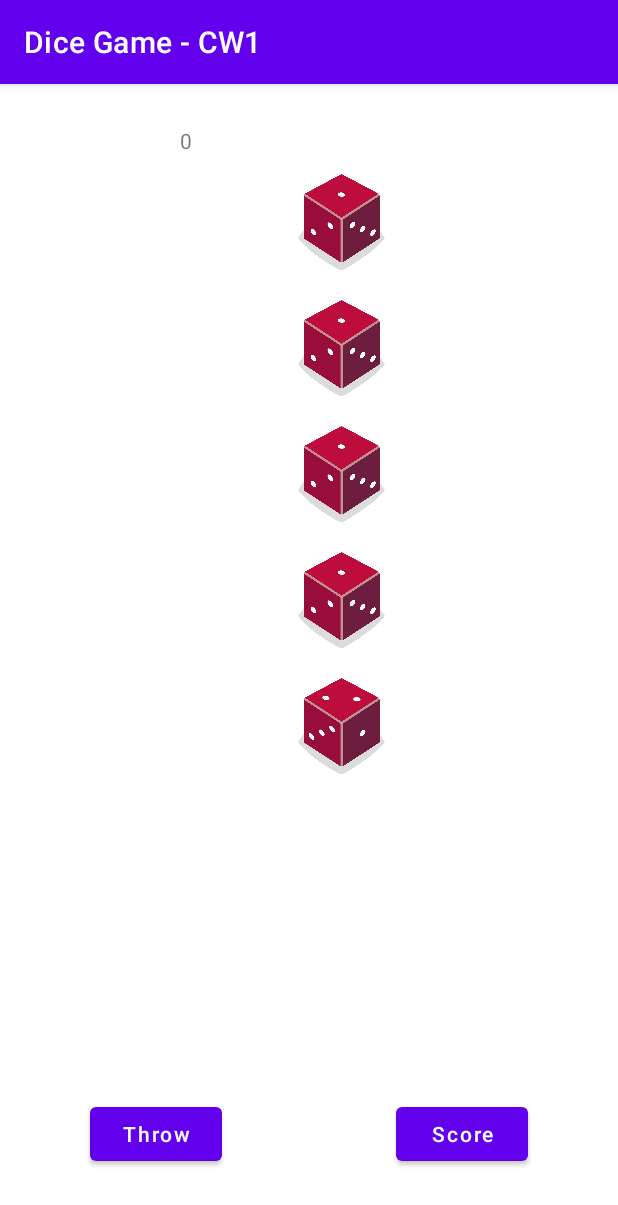
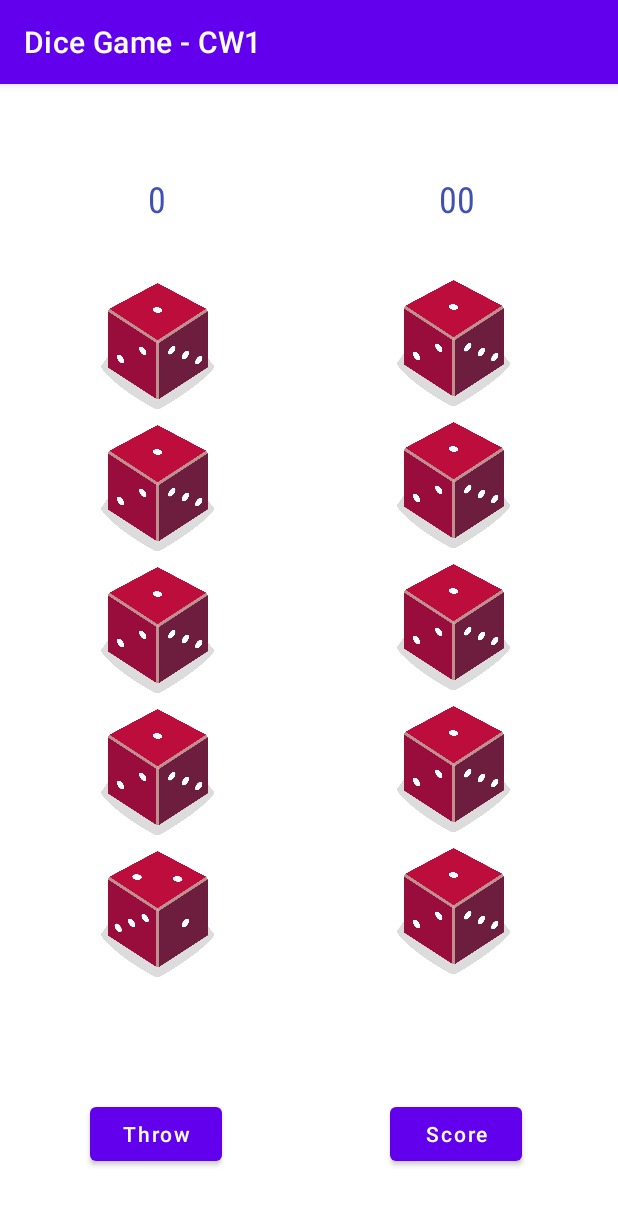
Before and after one commit to Thushara-Piyasekara/LuckyDice, an Android app: the GameScreen screen opened directly, with no data from a screen before it, after a tap on "Throw", on a phone screen of 412 x 824 dp. Shown: the top 1205 px of the screen. Run offline under Robolectric (Android 15) with nearby library versions, the phone set to English and light mode, and no system bars; 1 other tap on this screen came first.

Commit message:
Made the HumanPlayer.kt and added all the methods. Planing to add a Player.kt

```diff
--- a/app/build.gradle
+++ b/app/build.gradle
@@ -38,7 +38,7 @@ dependencies {
     implementation 'androidx.appcompat:appcompat:1.6.1'
     implementation 'com.google.android.material:material:1.8.0'
     implementation 'androidx.constraintlayout:constraintlayout:2.1.4'
-    implementation 'androidx.core:core-ktx:+'
+    implementation 'androidx.core:core-ktx:1.9.0'
     testImplementation 'junit:junit:4.13.2'
     androidTestImplementation 'androidx.test.ext:junit:1.1.5'
     androidTestImplementation 'androidx.test.espresso:espresso-core:3.5.1'
--- a/app/src/main/java/com/example/dicegame_cw1/Dice.kt
+++ b/app/src/main/java/com/example/dicegame_cw1/Dice.kt
@@ -1,14 +1,21 @@
 package com.example.dicegame_cw1
 
 import android.graphics.Color
+import android.os.Handler
+import android.os.Looper
+import android.view.animation.AnimationUtils
 import android.widget.ImageButton
 import kotlin.random.Random
 
-//Constructor for the Dice object
+/**
+ * Represents a Dice in the application
+ *
+ * @property imageButt ImageButton connected to the Dice
+ */
 class Dice(private val imageButt: ImageButton) {
     private var numOfSides: Int = 6
     private var headVal: Int = 0
-    private var count: Int = 0
+    private var clicked: Boolean = false
 
     private val diceImagesArr = listOf(
         R.drawable.dice_1,
@@ -21,16 +28,52 @@ class Dice(private val imageButt: ImageButton) {
 
     init {
         this.imageButt.setImageResource(R.drawable.dice_1)
-        resetDiceBackground()
-        setDiceOnClickListner()
     }
 
-    //Assigns a random number between 1-6 to the Dice object
+    //Rotates the dice and assigns a random number between 1-6
     fun roll() {
         resetDiceBackground()
-        headVal = Random.nextInt(1, numOfSides + 1)
-        this.imageButt.setImageResource(diceImagesArr[headVal - 1])
-        count += headVal
+        if (!clicked) {
+            val rotateAnim =
+                AnimationUtils.loadAnimation(this.imageButt.context, R.anim.rotate_anim)
+            this.imageButt.startAnimation(rotateAnim)
+
+            Handler(Looper.getMainLooper()).postDelayed({
+                headVal = Random.nextInt(1, numOfSides + 1)
+                this.imageButt.setImageResource(diceImagesArr[headVal - 1])
+            }, 1000)
+        } else {
+            clicked = false
+        }
+    }
+
+//    //Sets the action listener for clicking on a Dice ImageButton
+//    fun setDiceOnClickListener() {
+//        this.imageButt.setOnClickListener {
+//            if (clicked) {
+//                resetDiceBackground()
+//                clicked = false
+//            } else {
+//                this.imageButt.setBackgroundColor(Color.GREEN)
+//                clicked = true
+//            }
+//        }
+//    }
+
+    //Toggles the Dice from rolling
+    fun toggleDiceRolling() {
+        if (clicked) {
+            resetDiceBackground()
+            clicked = false
+        } else {
+            this.imageButt.setBackgroundColor(Color.GREEN)
+            clicked = true
+        }
+    }
+
+    //Resets the background of a Dice ImageButton to TRANSPARENT
+    private fun resetDiceBackground() {
+        this.imageButt.setBackgroundColor(Color.TRANSPARENT)
     }
 
     //Returns the image button of the respective Dice object
@@ -38,19 +81,8 @@ class Dice(private val imageButt: ImageButton) {
         return this.imageButt
     }
 
+    //Returns the head value of the Dice object
     fun getHeadVal(): Int {
         return headVal
     }
-
-    private fun setDiceOnClickListner() {
-        this.imageButt.setOnClickListener {
-            this.imageButt.setBackgroundColor(Color.GREEN)
-        }
-    }
-
-    private fun resetDiceBackground() {
-        this.imageButt.setBackgroundColor(Color.TRANSPARENT)
-
-    }
-
 }
--- /dev/null
+++ b/app/src/main/java/com/example/dicegame_cw1/DumbComputer.kt
@@ -0,0 +1,28 @@
+package com.example.dicegame_cw1
+
+import java.util.*
+
+/**
+ * Class to hold the random Strategy for the computer player
+ *@author Thushara Piyasekara
+ *
+ * @property Dices is the List of dice objects allocated to the computer player
+ *
+ */
+class DumbComputer(private val Dices: List<Dice>)  {
+
+    fun pickDicesToKeep() {
+
+    }
+
+    /**
+     *Decides whether to re roll the dices randomly
+     *
+     * @return Returns a random boolean value
+     */
+    fun makeReRollDecision():Boolean {
+        val random = Random()
+        return random.nextBoolean()
+    }
+
+}
--- a/app/src/main/java/com/example/dicegame_cw1/GameScreen.kt
+++ b/app/src/main/java/com/example/dicegame_cw1/GameScreen.kt
@@ -2,11 +2,7 @@ package com.example.dicegame_cw1
 
 import androidx.appcompat.app.AppCompatActivity
 import android.os.Bundle
-import android.os.Handler
-import android.os.Looper
-import android.view.animation.AnimationUtils
 import android.widget.Button
-import android.widget.ImageButton
 import android.widget.TextView
 
 class GameScreen : AppCompatActivity() {
@@ -15,42 +11,25 @@ class GameScreen : AppCompatActivity() {
         setContentView(R.layout.activity_game_screen)
 
 
-        val dice1 = Dice(findViewById<ImageButton>(R.id.dice1))
-        val dice2 = Dice(findViewById<ImageButton>(R.id.dice2))
-        val dice3 = Dice(findViewById<ImageButton>(R.id.dice3))
-        val dice4 = Dice(findViewById<ImageButton>(R.id.dice4))
-        val dice5 = Dice(findViewById<ImageButton>(R.id.dice5))
+        val dice1 = Dice(findViewById(R.id.h_dice1))
+        val dice2 = Dice(findViewById(R.id.h_dice2))
+        val dice3 = Dice(findViewById(R.id.h_dice3))
+        val dice4 = Dice(findViewById(R.id.h_dice4))
+        val dice5 = Dice(findViewById(R.id.h_dice5))
         val humanDices = listOf<Dice>(dice1, dice2, dice3, dice4, dice5)
+        val counterHuman = findViewById<TextView>(R.id.counterHuman)
 
+        val human = HumanPlayer(humanDices,counterHuman)
 
-        val throwButt = findViewById<Button>(R.id.throwButt)
-        val scoreButt = findViewById<Button>(R.id.scoreButt)
-        var counterHuman = findViewById<TextView>(R.id.counterHuman)
+        val throwButton = findViewById<Button>(R.id.throwButt)
+        val scoreButton = findViewById<Button>(R.id.scoreButt)
 
-        throwButt.setOnClickListener {
-            throwDices(humanDices)
+        throwButton.setOnClickListener {
+            human.throwDices()
         }
 
-        scoreButt.setOnClickListener {
-            scoreDices(humanDices, counterHuman)
+        scoreButton.setOnClickListener {
+            human.scoreDices()
         }
     }
-
-    fun throwDices(humanDices: List<Dice>) {
-        val rotateAnim = AnimationUtils.loadAnimation(this, R.anim.rotate_anim)
-        for (dice in humanDices) {
-            dice.getImgButt().startAnimation(rotateAnim)
-            Handler(Looper.getMainLooper()).postDelayed({
-                dice.roll()
-            }, 1000)
-        }
-    }
-
-    fun scoreDices(humanDices: List<Dice>, counterHuman: TextView) {
-        var newScore: Int = counterHuman.text.toString().toInt()
-        for (dice in humanDices) {
-            newScore = newScore + dice.getHeadVal()
-        }
-        counterHuman.text = newScore.toString()
-    }
 }
--- /dev/null
+++ b/app/src/main/java/com/example/dicegame_cw1/HumanPlayer.kt
@@ -0,0 +1,45 @@
+package com.example.dicegame_cw1
+
+import android.widget.TextView
+
+
+class HumanPlayer(private val diceList: List<Dice>, private val counterHuman: TextView) {
+    private var numOfWins: Int = 0
+    private var totalScore: Int = 0
+    private var rollScore: Int = 0
+    private var reRollCount: Int = 0
+
+    init {
+        this.setDiceOnClickListener()
+    }
+
+    fun throwDices() {
+        rollScore = 0
+        for (dice in diceList) {
+            dice.roll()
+            rollScore = +dice.getHeadVal()
+        }
+    }
+
+    fun scoreDices() {
+        totalScore = +rollScore
+        counterHuman.text = totalScore.toString()
+    }
+
+    fun setDiceOnClickListener() {
+        for (dice in diceList) {
+            dice.getImgButt().setOnClickListener {
+                dice.toggleDiceRolling()
+            }
+        }
+    }
+
+    fun getScore(): Int {
+        return this.totalScore
+    }
+
+    fun addWin() {
+        numOfWins++
+    }
+
+}
--- a/app/src/main/java/com/example/dicegame_cw1/Player.kt
+++ /dev/null
@@ -1,8 +0,0 @@
-package com.example.dicegame_cw1
-
-class Player(private val Dices: List<Dice>) {
-
-    fun keepDice() {
-
-    }
-}
--- a/app/src/main/res/anim/rotate_anim.xml
+++ b/app/src/main/res/anim/rotate_anim.xml
@@ -1,7 +1,7 @@
 <?xml version="1.0" encoding="utf-8"?>
 <set xmlns:android="http://schemas.android.com/apk/res/android">
     <rotate android:fromDegrees="0"
-            android:toDegrees="300"
+            android:toDegrees="360"
             android:pivotX="50%"
             android:pivotY="50%"
             android:duration="1000"
--- a/app/src/main/res/layout/activity_game_screen.xml
+++ b/app/src/main/res/layout/activity_game_screen.xml
@@ -6,19 +6,24 @@
         android:layout_height="match_parent"
         tools:context=".GameScreen">
 
+
+    <!--ButtonView for the Score button-->
     <Button
-            android:text="Score"
+            android:text="@string/score"
             android:layout_width="wrap_content"
             android:layout_height="wrap_content"
             android:id="@+id/scoreButt"
             android:textAllCaps="false"
             app:layout_constraintBottom_toBottomOf="parent"
-            android:layout_marginEnd="60dp"
+            android:layout_marginEnd="64dp"
             android:layout_marginBottom="44dp"
-            app:layout_constraintEnd_toEndOf="parent" />
+            app:layout_constraintEnd_toEndOf="parent"
+            android:layout_marginStart="111dp"
+            app:layout_constraintStart_toEndOf="@+id/throwButt" />
 
+    <!--ButtonView for the Throw button-->
     <Button
-            android:text="Throw"
+            android:text="@string/throwButton"
             android:layout_width="wrap_content"
             android:layout_height="wrap_content"
             android:id="@+id/throwButt"
@@ -29,76 +34,134 @@
             android:layout_marginBottom="44dp" />
 
 
+    <!--TextView for the score of the computer player-->
     <TextView
-            android:text="00"
+            android:text="@string/two_zeros"
             android:layout_width="wrap_content"
             android:layout_height="wrap_content"
+            android:fontFamily="sans-serif-condensed"
+            android:id="@+id/counterComputer"
+            android:textSize="24sp"
+            android:textColor="#3F51B5"
             app:layout_constraintTop_toTopOf="parent"
-            android:layout_marginTop="28dp"
+            app:layout_constraintStart_toStartOf="parent"
+            android:layout_marginTop="60dp"
+            android:layout_marginStart="292dp"
+            android:layout_marginEnd="95dp"
+            app:layout_constraintEnd_toEndOf="parent" />
+
+    <!--TextView for the score of the human player-->
+
+
+    <!--LinearLayout containing the ImageButtons(Dices) of Computer player-->
+
+    <TextView
+            android:text="@string/two_zeros"
+            android:layout_width="wrap_content"
+            android:layout_height="wrap_content"
+            android:layout_marginTop="60dp"
+            android:fontFamily="sans-serif-condensed"
             android:id="@+id/counterHuman"
-            app:layout_constraintEnd_toEndOf="parent"
-            android:layout_marginEnd="284dp" />
+            app:layout_constraintTop_toTopOf="parent"
+            android:textSize="24sp"
+            android:textColor="#3F51B5"
+            app:layout_constraintStart_toStartOf="parent"
+            android:layout_marginStart="92dp"
+            app:layout_constraintEnd_toStartOf="@+id/counterComputer"
+            android:layout_marginEnd="176dp" />
 
     <LinearLayout
             android:orientation="vertical"
-            android:layout_width="212dp"
-            android:layout_height="481dp"
+            android:layout_width="99dp"
+            android:layout_height="476dp"
             app:layout_constraintBottom_toBottomOf="parent"
             app:layout_constraintTop_toTopOf="parent"
             android:layout_marginTop="10dp"
             app:layout_constraintEnd_toEndOf="parent"
-            android:layout_marginEnd="16dp"
-            app:layout_constraintVertical_bias="0.145">
+            android:layout_marginEnd="60dp"
+            app:layout_constraintVertical_bias="0.408"
+            android:id="@+id/linearLayout2"
+            android:layout_marginStart="101dp"
+            app:layout_constraintStart_toEndOf="@+id/linearLayout">
 
         <ImageButton
-                android:layout_width="87dp"
-                android:layout_height="84dp"
-                android:id="@+id/dice1"
-                android:scaleType="fitCenter"
-                android:contentDescription="TODO"
-                android:cropToPadding="false" />
-
-        <ImageButton
-                android:layout_width="87dp"
-                android:layout_height="84dp"
-                android:id="@+id/dice2"
-                android:scaleType="fitCenter"
+                style="@style/DiceImageButtonStyle"
+                android:background="@android:color/transparent"
+                android:id="@+id/c_dice1"
                 android:contentDescription="TODO" />
 
         <ImageButton
-                android:layout_width="87dp"
-                android:layout_height="84dp"
-                android:id="@+id/dice4"
-                app:layout_constraintStart_toStartOf="parent"
-                app:layout_constraintEnd_toEndOf="parent"
-                app:layout_constraintHorizontal_bias="0.138"
-                app:layout_constraintTop_toTopOf="parent"
-                android:scaleType="fitCenter"
+                style="@style/DiceImageButtonStyle"
+                android:background="@android:color/transparent"
+                android:id="@+id/c_dice2"
                 android:contentDescription="TODO" />
 
         <ImageButton
-                android:layout_width="87dp"
-                android:layout_height="84dp"
-                android:id="@+id/dice3"
-                app:layout_constraintStart_toStartOf="parent"
-                app:layout_constraintEnd_toEndOf="parent"
-                app:layout_constraintHorizontal_bias="0.138"
-                app:layout_constraintTop_toTopOf="parent"
-
-                android:scaleType="fitCenter"
+                style="@style/DiceImageButtonStyle"
+                android:background="@android:color/transparent"
+                android:id="@+id/c_dice4"
                 android:contentDescription="TODO" />
 
         <ImageButton
-                android:layout_width="87dp"
-                android:layout_height="84dp"
-                android:id="@+id/dice5"
-                app:layout_constraintStart_toStartOf="parent"
-                app:layout_constraintEnd_toEndOf="parent"
-                app:layout_constraintHorizontal_bias="0.138"
-                app:layout_constraintTop_toTopOf="parent"
-                android:scaleType="fitCenter"
+                style="@style/DiceImageButtonStyle"
+                android:background="@android:color/transparent"
+                android:id="@+id/c_dice3"
+                android:contentDescription="TODO" />
+
+        <ImageButton
+                style="@style/DiceImageButtonStyle"
+                android:background="@android:color/transparent"
+                android:id="@+id/c_dice5"
                 android:contentDescription="TODO" />
 
     </LinearLayout>
 
+    <!--LinearLayout containing the ImageButtons(Dices) of human player-->
+    <LinearLayout
+            android:orientation="vertical"
+            android:layout_width="96dp"
+            android:layout_height="474dp"
+            app:layout_constraintBottom_toBottomOf="parent"
+            app:layout_constraintTop_toTopOf="parent"
+            android:layout_marginTop="10dp"
+            app:layout_constraintEnd_toEndOf="parent"
+            android:layout_marginEnd="260dp"
+            app:layout_constraintVertical_bias="0.412"
+            android:id="@+id/linearLayout"
+            app:layout_constraintStart_toStartOf="parent"
+            android:layout_marginStart="55dp">
+
+        <ImageButton
+                style="@style/DiceImageButtonStyle"
+                android:background="@android:color/transparent"
+                android:id="@+id/h_dice1"
+                android:contentDescription="TODO" />
+
+        <ImageButton
+                style="@style/DiceImageButtonStyle"
+                android:background="@android:color/transparent"
+                android:id="@+id/h_dice2"
+                android:contentDescription="TODO" />
+
+        <ImageButton
+                style="@style/DiceImageButtonStyle"
+                android:background="@android:color/transparent"
+                android:id="@+id/h_dice4"
+                android:contentDescription="TODO" />
+
+        <ImageButton
+                style="@style/DiceImageButtonStyle"
+                android:background="@android:color/transparent"
+                android:id="@+id/h_dice3"
+                android:contentDescription="TODO" />
+
+        <ImageButton
+                style="@style/DiceImageButtonStyle"
+                android:background="@android:color/transparent"
+                android:id="@+id/h_dice5"
+                android:contentDescription="TODO" />
+
+    </LinearLayout>
+
+
 </androidx.constraintlayout.widget.ConstraintLayout>
--- a/app/src/main/res/values/strings.xml
+++ b/app/src/main/res/values/strings.xml
@@ -6,4 +6,7 @@
     <string name="about_plagarism">I confirm that I understand what plagiarism is and have read and understood the section on Assessment Offences in the Essential Information for Students. The work that I have submitted is entirely my own. Any work from other authors is duly referenced and acknowledged.</string>
     <string name="ok">OK</string>
     <string name="aboutHeader">About</string>
+    <string name="score">Score</string>
+    <string name="throwButton">Throw</string>
+    <string name="two_zeros">00</string>
 </resources>
--- /dev/null
+++ b/app/src/main/res/values/styles.xml
@@ -0,0 +1,12 @@
+<?xml version="1.0" encoding="utf-8"?>
+<resources>
+    <style name="DiceImageButtonStyle">
+        <item name="android:layout_margin">5dp</item>
+        <item name="android:src">@drawable/dice_1</item>
+        <item name="android:layout_width">87dp</item>
+        <item name="android:layout_height">84dp</item>
+        <item name="android:scaleType">fitCenter</item>
+        <item name="background">@android:color/transparent</item>
+        <item name="android:cropToPadding">false</item>
+    </style>
+</resources>
```
